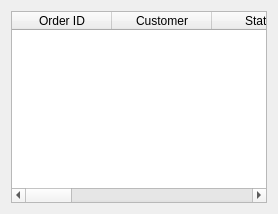
Qt form shopee_ros2/src/shopee_main_service/shopee_main_service/dashboard/ui/tab_order_management.ui (addinedu-roscamp-7th/roscamp-repo-1) before a commit.
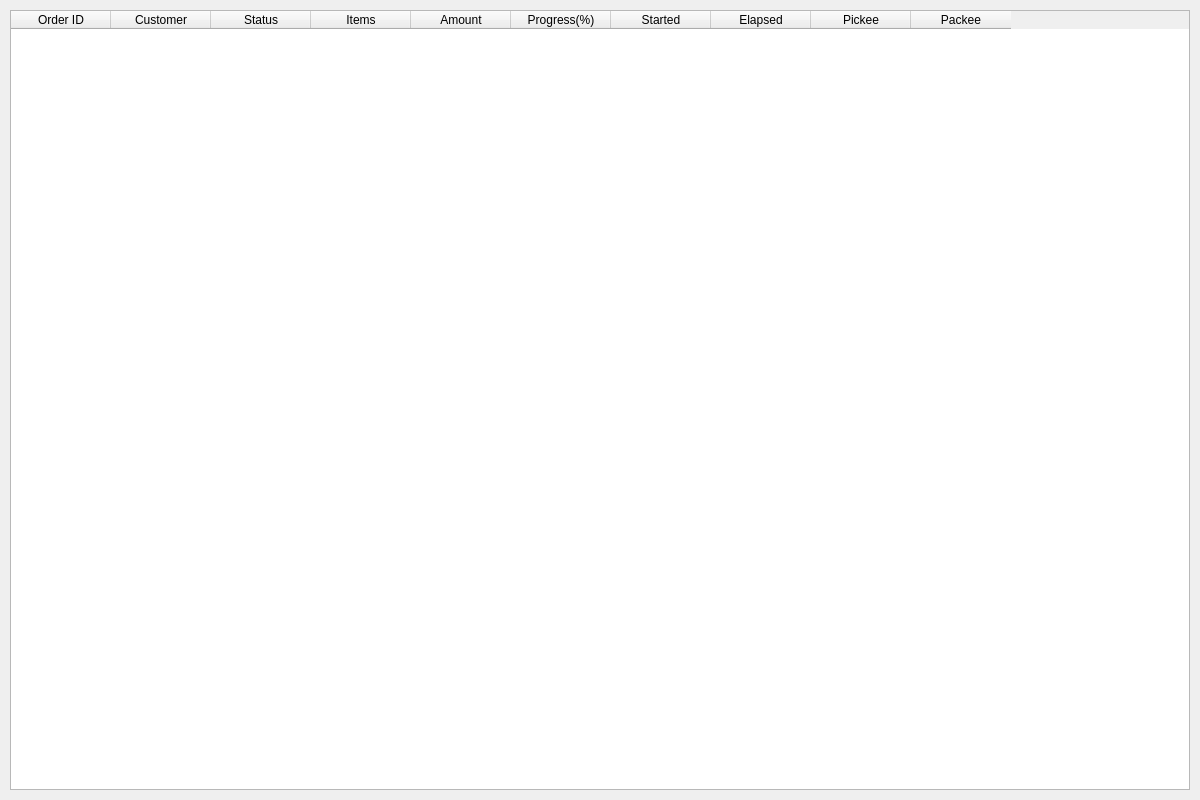
The same form after that commit.

The edit to the form file:
```diff
--- a/shopee_ros2/src/shopee_main_service/shopee_main_service/dashboard/ui/tab_order_management.ui
+++ b/shopee_ros2/src/shopee_main_service/shopee_main_service/dashboard/ui/tab_order_management.ui
@@ -2,9 +2,29 @@
 <ui version="4.0">
  <class>OrderManagementTab</class>
  <widget class="QWidget" name="OrderManagementTab">
-  <layout class="QVBoxLayout" name="verticalLayout_7">
-   <item>
+  <property name="geometry">
+   <rect>
+    <x>0</x>
+    <y>0</y>
+    <width>1200</width>
+    <height>800</height>
+   </rect>
+  </property>
+  <property name="minimumSize">
+   <size>
+    <width>1200</width>
+    <height>800</height>
+   </size>
+  </property>
     <widget class="QTableWidget" name="order_table">
+   <property name="geometry">
+    <rect>
+     <x>10</x>
+     <y>10</y>
+     <width>1180</width>
+     <height>780</height>
+    </rect>
+   </property>
      <property name="editTriggers">
       <set>QAbstractItemView::NoEditTriggers</set>
      </property>
@@ -65,8 +85,6 @@
       </property>
      </column>
     </widget>
-   </item>
-  </layout>
  </widget>
  <resources/>
  <connections/>
```
Lines whose indentation alone changed are shown as unchanged.
